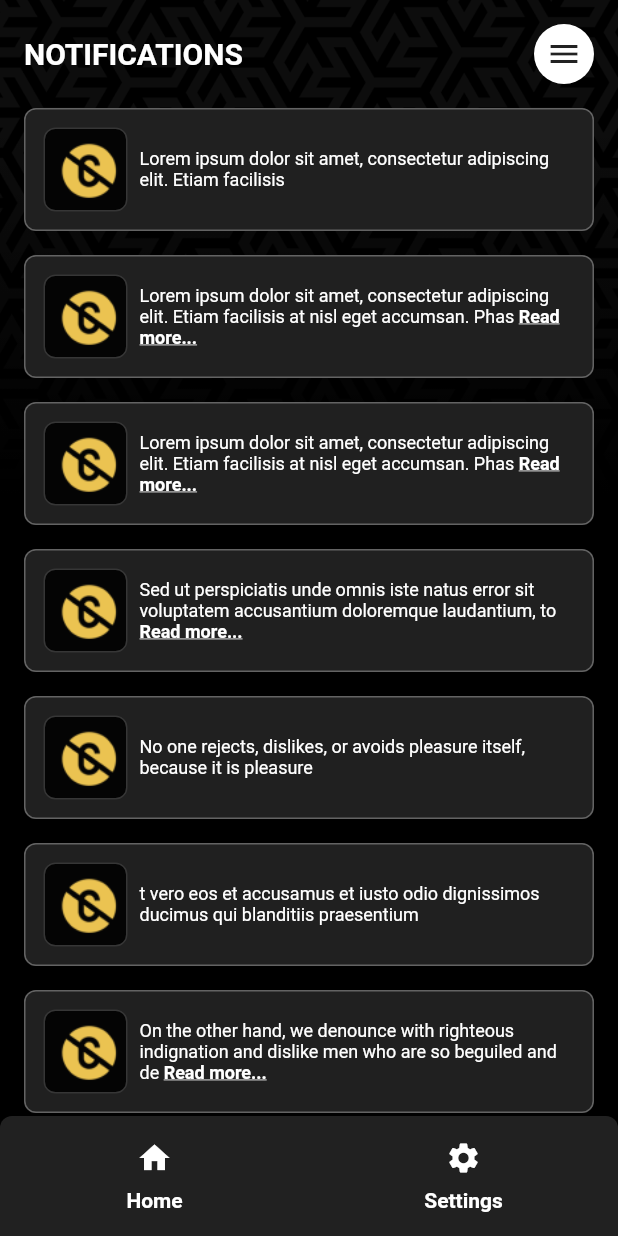
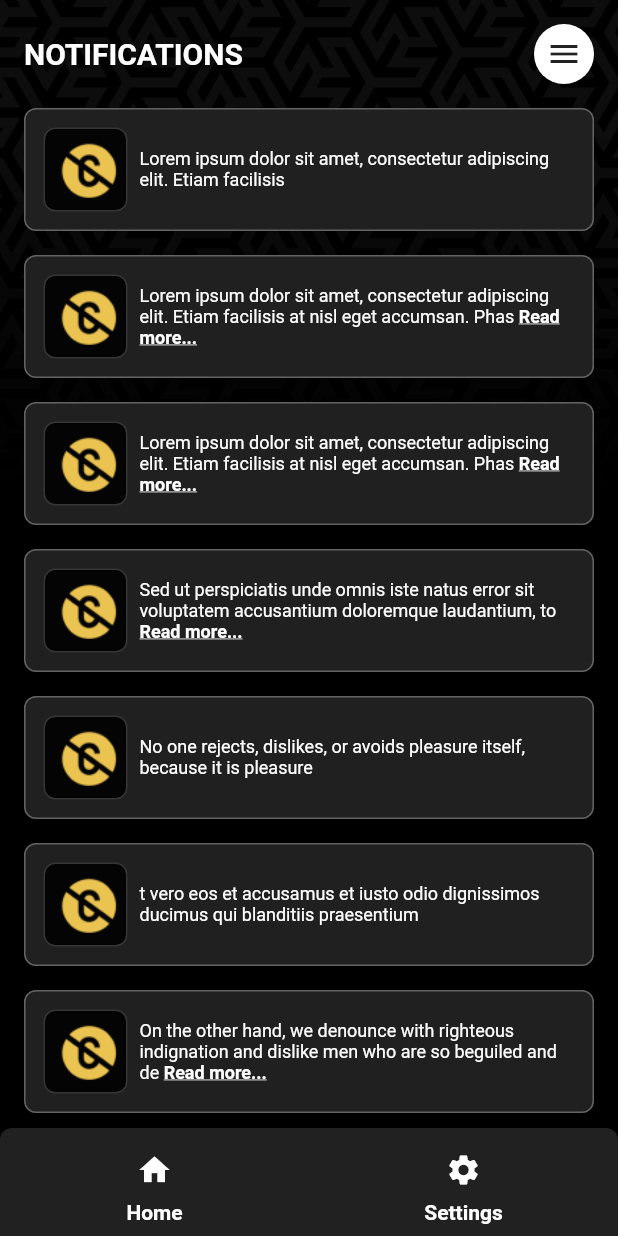
Before and after one commit to Ratul1998/cambridge_wealth, a Flutter app: the screen it shows after launch, after a tap on the "notifications" icon, on a phone screen of 412 x 824 dp. Run offline on Flutter 3.47's test engine with Material 2 defaults, Android fonts, the phone set to English and light mode, and no system bars; our stand-ins replace flutter_bloc.

Commit message:
fixed issue for overflow in bottom nav bar

```diff
--- a/lib/mobilescreen/phone_home.dart
+++ b/lib/mobilescreen/phone_home.dart
@@ -75,8 +75,7 @@ class PhoneHomeState extends State<PhoneHome> {
                     marginRight: Spacing.space16,
                     marginTop: Spacing.space16);
               } else {
-
-                if(selectedIndex == 0){
+                if (selectedIndex == 0) {
                   widget = SingleChildScrollView(
                     physics: const ScrollPhysics(),
                     child: Column(
@@ -172,7 +171,9 @@ class PhoneHomeState extends State<PhoneHome> {
                                   ),
                                   Container(
                                     margin: const EdgeInsets.only(
-                                            left: 16, top: 12, bottom: 12),
+                                        left: Spacing.space16,
+                                        top: Spacing.space12,
+                                        bottom: Spacing.space12),
                                     child: Text(
                                       homePageData.description,
                                       style: context.textTheme.body1Normal,
@@ -196,11 +197,13 @@ class PhoneHomeState extends State<PhoneHome> {
                       ],
                     ),
                   );
+                } else {
+                  widget = const UserSettings(
+                    marginTop: Spacing.space32,
+                    marginRight: Spacing.space16,
+                    marginLeft: Spacing.space16,
+                  );
                 }
-                else {
-                  widget = const UserSettings(marginTop: Spacing.space32,marginRight: Spacing.space16,marginLeft: Spacing.space16,);
-                }
-
               }
             } else if (state is ErrorState) {
               widget = Center(
@@ -210,16 +213,18 @@ class PhoneHomeState extends State<PhoneHome> {
                 ),
               );
             }
-
             return widget;
           }),
-          bottomNavigationBar: Container(
-            height: 80,
+          bottomNavigationBar: Wrap(
+            children: [
+              Container(
                 decoration: BoxDecoration(
                     borderRadius: const BorderRadius.only(
-                    topLeft: Radius.circular(8), topRight: Radius.circular(8)),
+                        topLeft: Radius.circular(8),
+                        topRight: Radius.circular(8)),
                     color: Colors.grey[900]),
                 child: Row(
+                  crossAxisAlignment: CrossAxisAlignment.start,
                   children: [
                     Expanded(
                         child: BottomNavigationButton(
@@ -244,6 +249,8 @@ class PhoneHomeState extends State<PhoneHome> {
                   ],
                 ),
               ),
+            ],
+          ),
         ),
       ],
     );
--- a/lib/screens/home_page.dart
+++ b/lib/screens/home_page.dart
@@ -8,7 +8,6 @@ class HomePage extends StatelessWidget {
 
   @override
   Widget build(BuildContext context) {
-
     return const LayoutBuilderUtil(webView: WebHome(), phoneView: PhoneHome());
   }
 }
--- a/lib/utils/NavigationService.dart
+++ b/lib/utils/NavigationService.dart
@@ -1,6 +1,5 @@
 import 'package:flutter/material.dart';
 
 class NavigationService {
-  static GlobalKey<NavigatorState> navigatorKey =
-  GlobalKey<NavigatorState>();
+  static GlobalKey<NavigatorState> navigatorKey = GlobalKey<NavigatorState>();
 }
--- a/lib/utils/layout_builder_util.dart
+++ b/lib/utils/layout_builder_util.dart
@@ -10,7 +10,6 @@ class LayoutBuilderUtil extends StatelessWidget {
   @override
   Widget build(BuildContext context) {
     return LayoutBuilder(builder: (context, constraints) {
-
       if (constraints.maxWidth > 800) {
         return SafeArea(
           child: webView,
--- a/lib/webpages/bottom_navigation_item.dart
+++ b/lib/webpages/bottom_navigation_item.dart
@@ -21,14 +21,15 @@ class BottomNavigationButton extends StatelessWidget {
       child: Column(
         children: [
           Container(
-            margin: const EdgeInsets.only(top: 16, bottom: 8),
+            margin: const EdgeInsets.only(
+                top: Spacing.space16, bottom: Spacing.space8),
             child: Icon(
               navigationButtonData.icon,
               color: selected ? context.colorScheme.primaryColor : Colors.white,
             ),
           ),
           Container(
-            margin: const EdgeInsets.only(bottom: 8),
+            margin: const EdgeInsets.only(bottom: Spacing.space8),
             child: Text(
               navigationButtonData.name,
               style: context.textTheme.body1Medium.copyWith(
--- a/lib/webpages/web_home.dart
+++ b/lib/webpages/web_home.dart
@@ -95,7 +95,7 @@ class WebHomeState extends State<WebHome> {
                             );
                           } else if (state is FetchedState) {
                             HomePageData homePageData = state.homePageData;
-                            if(selectedIndex == 0){
+                            if (selectedIndex == 0) {
                               widget = RawScrollbar(
                                 isAlwaysShown: true,
                                 thumbColor: Colors.grey[800],
@@ -103,7 +103,8 @@ class WebHomeState extends State<WebHome> {
                                 thickness: 4,
                                 child: SingleChildScrollView(
                                   child: Column(
-                                    crossAxisAlignment: CrossAxisAlignment.start,
+                                    crossAxisAlignment:
+                                        CrossAxisAlignment.start,
                                     children: [
                                       Container(
                                         margin: const EdgeInsets.only(
@@ -131,8 +132,8 @@ class WebHomeState extends State<WebHome> {
                                               decoration: BoxDecoration(
                                                   borderRadius:
                                                       BorderRadius.circular(10),
-                                                  color: context
-                                                      .colorScheme.primaryColor),
+                                                  color: context.colorScheme
+                                                      .primaryColor),
                                             ),
                                             Expanded(
                                                 child: Column(
@@ -204,11 +205,12 @@ class WebHomeState extends State<WebHome> {
                                   ),
                                 ),
                               );
+                            } else {
+                              widget = const UserSettings(
+                                  marginTop: Spacing.space32,
+                                  marginLeft: Spacing.space16,
+                                  marginRight: Spacing.space16);
                             }
-                            else{
-                              widget = const UserSettings(marginTop: Spacing.space32, marginLeft: Spacing.space16, marginRight: Spacing.space16);
-                            }
-
                           } else if (state is ErrorState) {
                             widget = Center(
                               child: Text(
--- a/lib/widgets/home_page_row.dart
+++ b/lib/widgets/home_page_row.dart
@@ -1,6 +1,5 @@
 import 'package:cambridge_wealth/models/home_page_data.dart';
 import 'package:cambridge_wealth/utils/style.dart';
-import 'package:flutter/cupertino.dart';
 import 'package:flutter/material.dart';
 
 class HomePageRow extends StatelessWidget {
@@ -45,9 +44,20 @@ class HomePageRow extends StatelessWidget {
                     homePageCardData.description,
                     style: context.textTheme.body1Regular,
                   ))),
-          Text(
-            homePageCardData.rating,
-            style: context.textTheme.body1Regular,
+          Stack(
+            alignment: Alignment.center,
+            children: [
+              Icon(
+                Icons.star,
+                color: context.colorScheme.primaryColor,
+                size: 48,
+              ),
+              Text(
+                homePageCardData.rating,
+                style: context.textTheme.body2Regular
+                    .copyWith(fontSize: 10, color: Colors.black),
+              ),
+            ],
           ),
         ],
       ),
--- a/lib/widgets/notification_section.dart
+++ b/lib/widgets/notification_section.dart
@@ -101,4 +101,10 @@ class NotificationSectionState extends State<NotificationSection> {
       ),
     );
   }
+
+  @override
+  void dispose() {
+    _scrollController.dispose();
+    super.dispose();
+  }
 }
```
Also changed, not shown: lib/utils/style.dart (+16 -8 lines), lib/widgets/settings_row.dart (+15 -16 lines), lib/widgets/user_settings.dart (+16 -17 lines). Lines whose indentation alone changed are shown as unchanged.
